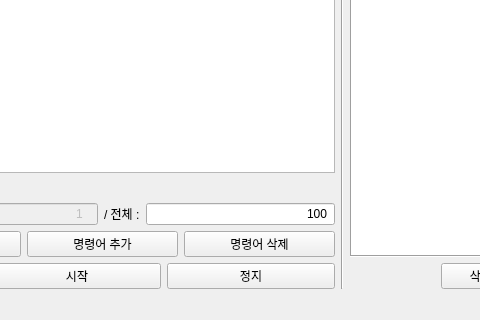
Before: the Qt Designer form mainUi.ui in gyuha/adb-capture, drawn with Qt 5; both pictures show x 190 to 670 and y 497 to 817 of the 1328 by 817 pixel window.
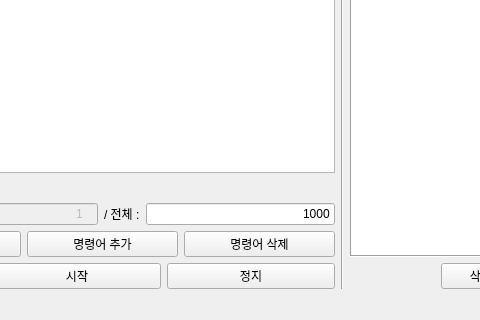
After: the same form once the commit is applied.

Patch:
```diff
--- a/mainUi.ui
+++ b/mainUi.ui
@@ -189,7 +189,7 @@
                <string>9999</string>
               </property>
               <property name="text">
-               <string>100</string>
+               <string>1000</string>
               </property>
               <property name="alignment">
                <set>Qt::AlignRight|Qt::AlignTrailing|Qt::AlignVCenter</set>
```
Left out of the diff: 2 changed lines with no effect on the pictures.
